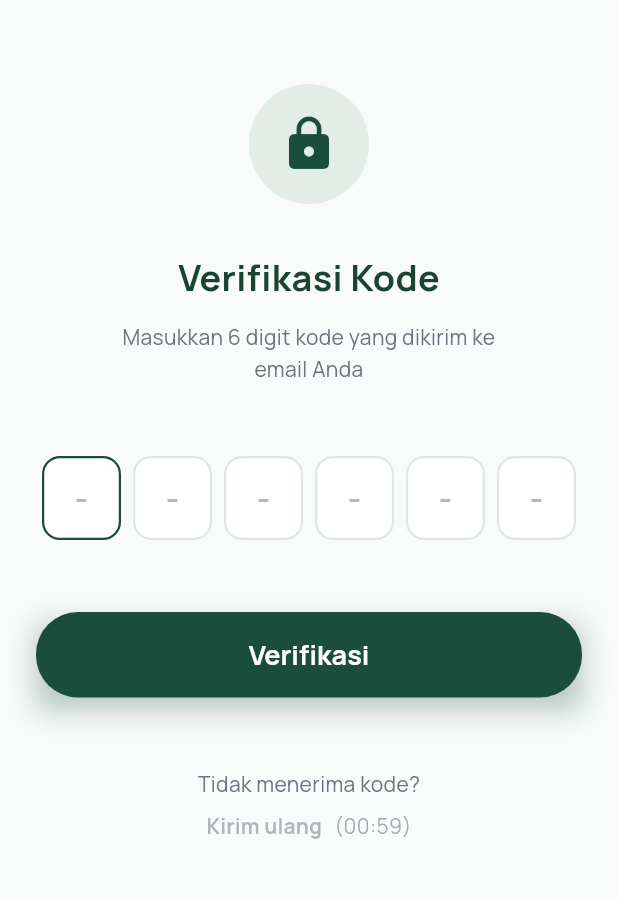
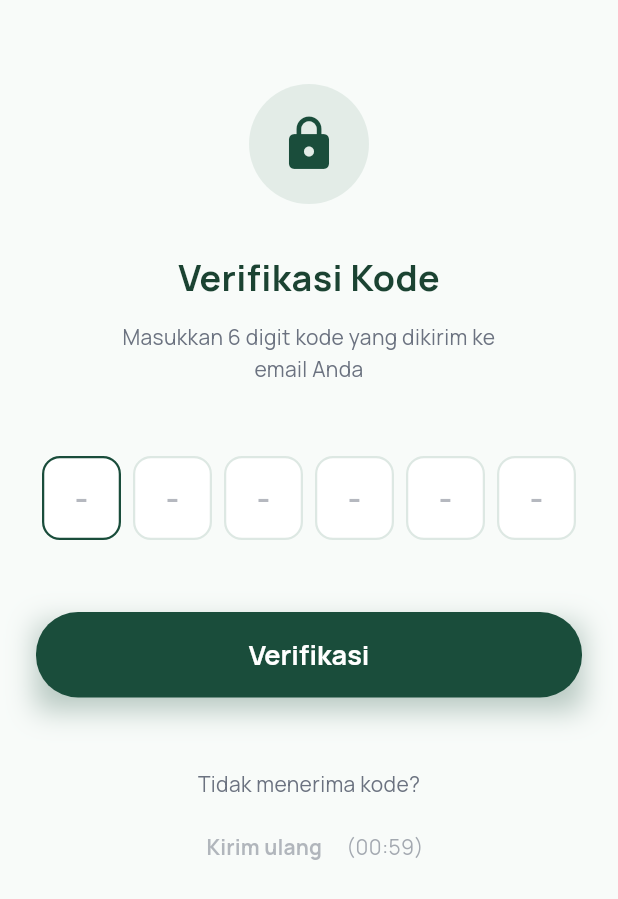
Before and after one commit to fardanhafidz/dompetku, a Flutter app: the OtpVerificationScreen screen opened by its route, on a phone screen of 412 x 824 dp. Shown: the top 899 px of the screen. Run offline on Flutter 3.47's test engine with Material 3 defaults, Android fonts, the phone set to English and light mode, and no system bars; our stand-ins replace dartz, equatable, flutter_bloc, get_it, go_router, google_fonts and 3 more; accounts and stored records are empty.

Commit message:
feat: implement core authentication feature including remote data source, BLoC, states, and OTP verification UI.

```diff
--- a/lib/features/auth/data/datasources/auth_remote_data_source.dart
+++ b/lib/features/auth/data/datasources/auth_remote_data_source.dart
@@ -104,7 +104,10 @@ class AuthRemoteDataSourceImpl implements AuthRemoteDataSource {
   @override
   Future<void> sendOtp({required String email}) async {
     try {
-      await supabaseClient.auth.signInWithOtp(email: email);
+      await supabaseClient.auth.resend(
+        email: email,
+        type: OtpType.signup,
+      );
     } on AuthException catch (e) {
       throw ServerException(e.message);
     } catch (e) {
--- a/lib/features/auth/presentation/bloc/auth_state.dart
+++ b/lib/features/auth/presentation/bloc/auth_state.dart
@@ -24,10 +24,11 @@ class AuthUnauthenticated extends AuthState {}
 
 class AuthNeedsVerification extends AuthState {
   final String email;
-  const AuthNeedsVerification(this.email);
+  final DateTime? timestamp;
+  const AuthNeedsVerification(this.email, {this.timestamp});
 
   @override
-  List<Object?> get props => [email];
+  List<Object?> get props => [email, timestamp];
 }
 
 class AuthFailure extends AuthState {
--- a/lib/features/auth/presentation/pages/otp_verification_screen.dart
+++ b/lib/features/auth/presentation/pages/otp_verification_screen.dart
@@ -75,6 +75,14 @@ class _OtpVerificationScreenState extends State<OtpVerificationScreen> {
               SnackBar(
                 content: Text(state.message),
                 backgroundColor: Colors.redAccent,
+              ),
+            );
+          } else if (state is AuthNeedsVerification) {
+            // If we're already here and get this state again, it means OTP was resent
+            ScaffoldMessenger.of(context).showSnackBar(
+              const SnackBar(
+                content: Text('Kode OTP berhasil dikirim ulang'),
+                backgroundColor: AppColors.primary,
               ),
             );
           }
@@ -187,9 +195,7 @@ class _OtpVerificationScreenState extends State<OtpVerificationScreen> {
                           }
                         : null,
                     style: TextButton.styleFrom(
-                      padding: EdgeInsets.zero,
-                      minimumSize: Size.zero,
-                      tapTargetSize: MaterialTapTargetSize.shrinkWrap,
+                      padding: const EdgeInsets.symmetric(horizontal: 8, vertical: 4),
                     ),
                     child: Text(
                       'Kirim ulang',
```
Also changed, not shown: lib/features/auth/presentation/bloc/auth_bloc.dart (+6 -4 lines).
